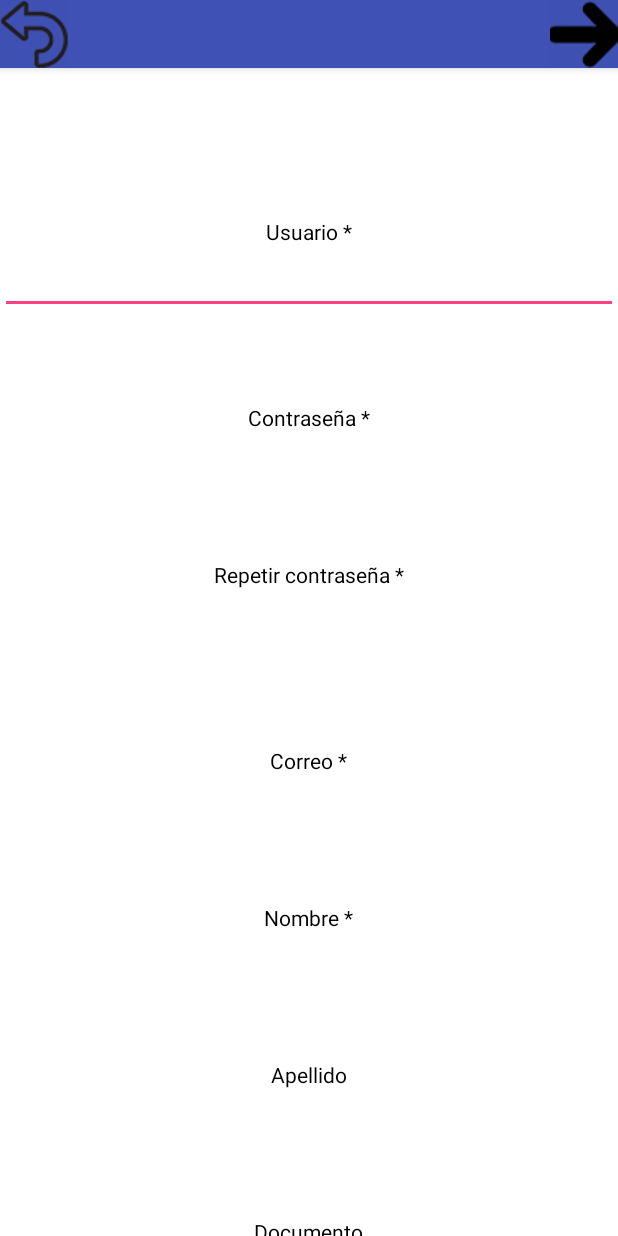
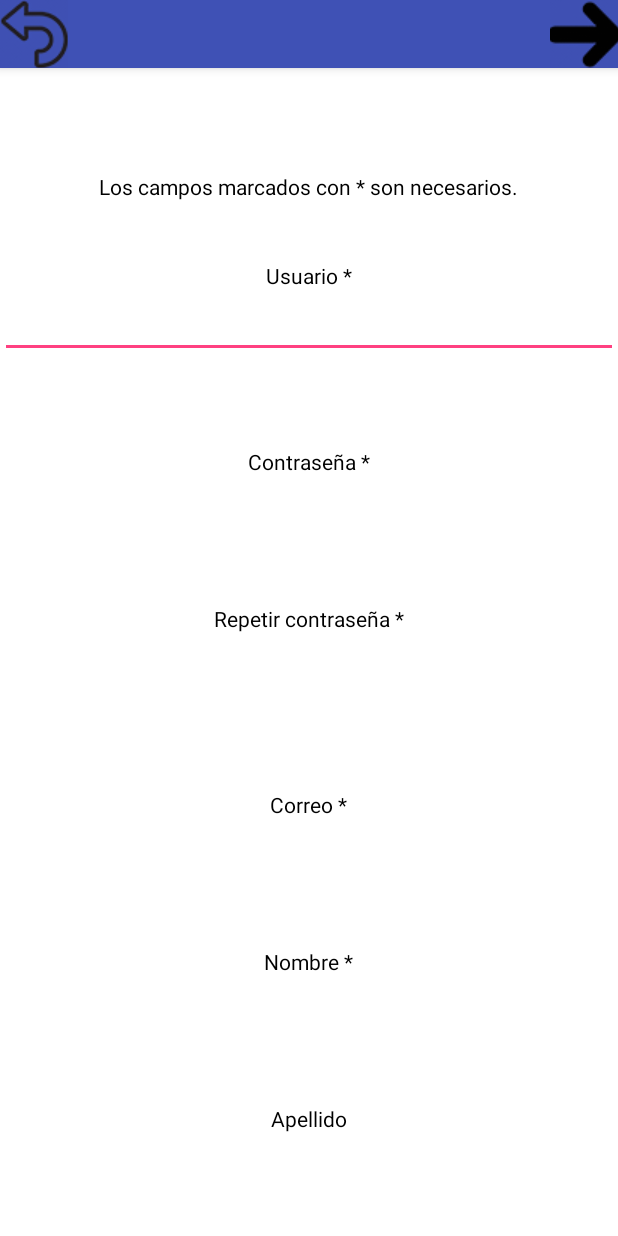
Before and after one commit to Cascascap2/Android-Tarea-1-nueva, an Android app: the Registrar screen opened directly, with no data from a screen before it, on a phone screen of 412 x 824 dp. Run offline under Robolectric (Android 15) with nearby library versions, the phone set to English and light mode, and no system bars.

Commit message:
Final fixes

```diff
--- a/app/src/main/res/layout/home_empleado.xml
+++ b/app/src/main/res/layout/home_empleado.xml
@@ -75,6 +75,7 @@
             android:layout_height="wrap_content"
             android:layout_gravity="center"
             android:background="@color/colorPrimaryDark"/>
+
     </LinearLayout>
     </ScrollView>
     </RelativeLayout>
--- a/app/src/main/res/layout/registrar.xml
+++ b/app/src/main/res/layout/registrar.xml
@@ -57,6 +57,14 @@
             android:layout_marginTop="20dp"
             android:layout_marginBottom="20dp"
             android:layout_marginStart="10dp"/>
+
+        <TextView
+            android:layout_width="wrap_content"
+            android:layout_height="wrap_content"
+            android:layout_gravity="center"
+            android:text="@string/campos_necesarios"
+            android:layout_marginTop="10dp"/>
+
 
         <TextView
             android:layout_width="wrap_content"
--- a/app/src/main/res/values/strings.xml
+++ b/app/src/main/res/values/strings.xml
@@ -33,4 +33,6 @@
     <string name="employee">Empleado</string>
     <string name="fecha_sin_elejir">No hay una fecha seleccionada.</string>
     <string name="seleccionar_fecha_home_cliente">Seleccionar Fecha</string>
+    <string name="campos_necesarios">Los campos marcados con * son necesarios.</string>
+    <string name="cargando">Cargando, por favor espere..</string>
 </resources>
--- a/app/src/main/res/values/styles.xml
+++ b/app/src/main/res/values/styles.xml
@@ -10,5 +10,4 @@
         <item name="android:editTextColor">#000000</item>
     </style>
 
-
 </resources>
```
Also changed, not shown: app/src/main/res/layout/loading.xml (+9 -0 lines).
